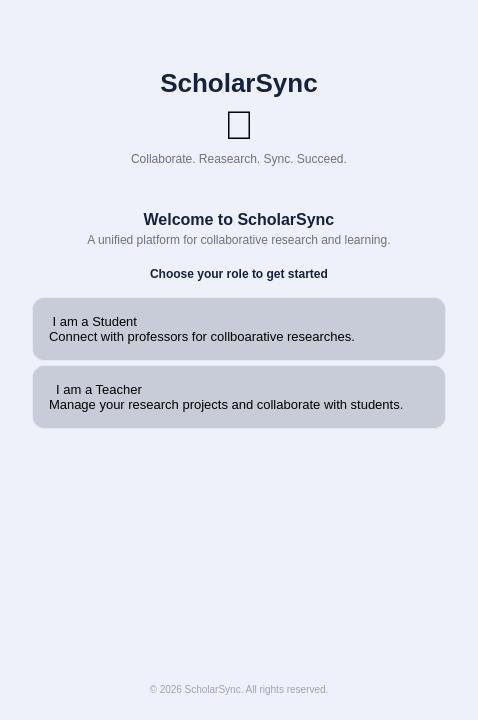
First picture: the form in mainwindow.ui, repository jasminein-pixel/Scholarsync, before the edit.
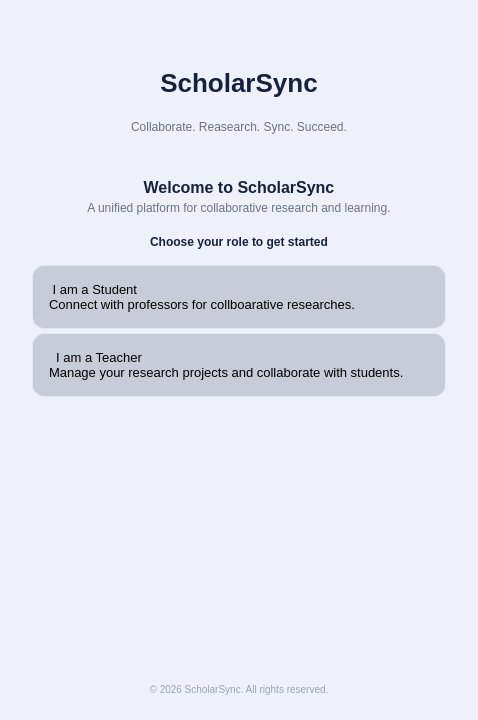
Second picture: the form after the edit.

```diff
--- a/mainwindow.ui
+++ b/mainwindow.ui
@@ -64,14 +64,19 @@
         </item>
         <item>
          <widget class="QLabel" name="logoLabel">
-          <property name="styleSheet">
-           <string notr="true">font-size: 40px;</string>
+    <property name="geometry">
+        <rect>
+            <x>110</x>
+            <y>120</y>
+            <width>200</width>   ← change to 200
+            <height>80</height>  ← change to 80
+        </rect>
           </property>
           <property name="text">
-           <string>📘</string>
+        <string></string>        ← clear the emoji text here too
           </property>
           <property name="alignment">
-           <set>Qt::AlignmentFlag::AlignHCenter</set>
+        <set>Qt::AlignCenter</set>
           </property>
          </widget>
         </item>
```
Lines whose indentation alone changed are shown as unchanged.
